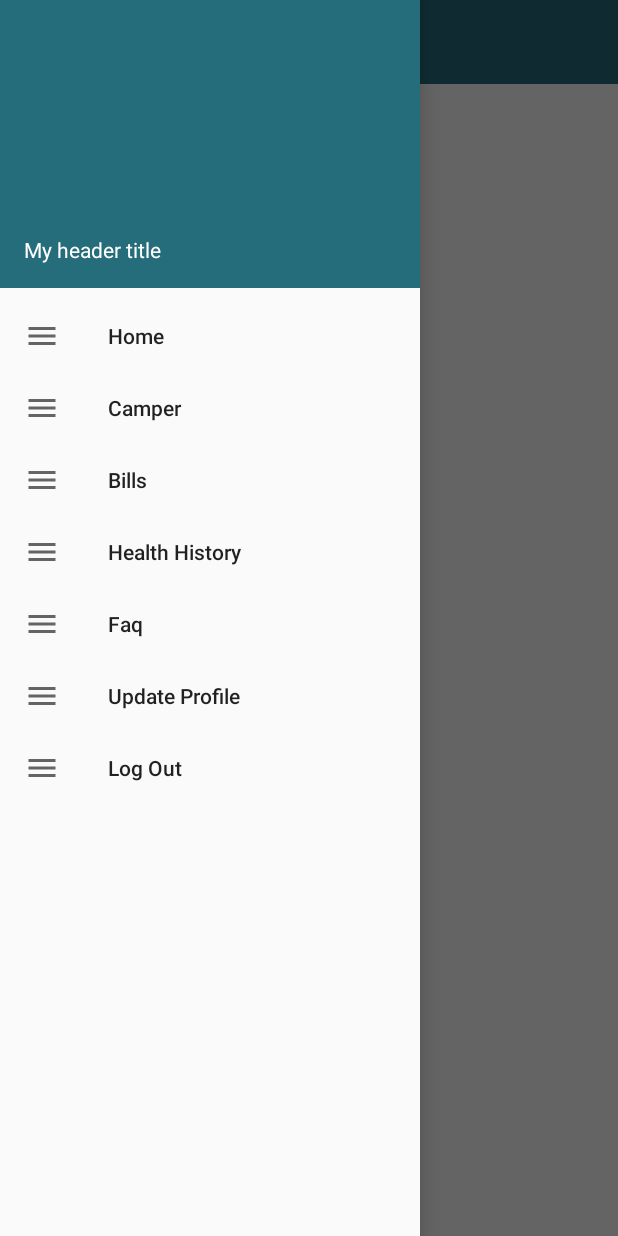
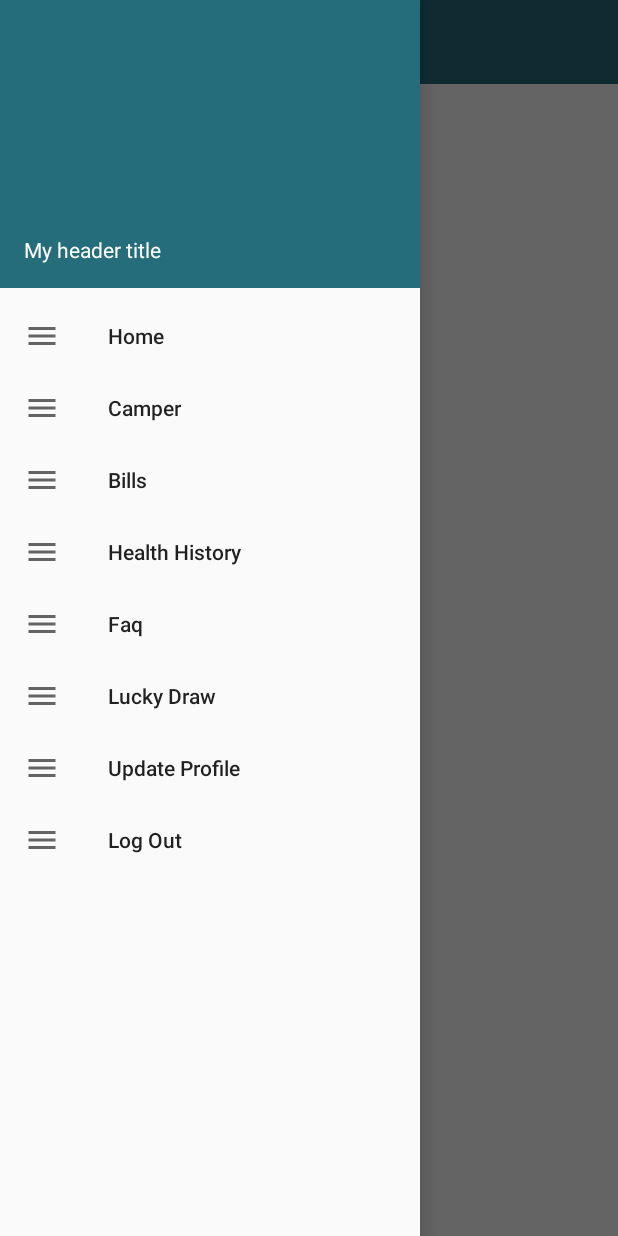
Before and after one commit to ayush3298/ThinkMaximimApp_customer, an Android app: the customersactivity screen opened directly, with no data from a screen before it, with the side drawer open, on a phone screen of 412 x 824 dp. Run offline under Robolectric (Android 15) with nearby library versions, the phone set to English and light mode, and no system bars; our stand-ins replace ButterKnife.

Commit message:
added lucky draw and progress dialogue

```diff
--- a/app/src/main/java/com/panguin/android/thinkmaximum/customersactivity.java
+++ b/app/src/main/java/com/panguin/android/thinkmaximum/customersactivity.java
@@ -1,6 +1,7 @@
 package com.panguin.android.thinkmaximum;
 
 import android.app.AlertDialog;
+import android.app.ProgressDialog;
 import android.content.Context;
 import android.content.DialogInterface;
 import android.content.Intent;
@@ -37,10 +38,14 @@ import retrofit2.converter.gson.GsonConverterFactory;
 
 public class customersactivity extends AppCompatActivity {
 
-    @BindView(R.id.drawer_layout) DrawerLayout _drawer_layout;
-    @BindView(R.id.nav_view) NavigationView _nav_view;
-    @BindView(R.id.toolbar) Toolbar _toolbar;
-    @BindView(R.id.webview) WebView _browser;
+    @BindView(R.id.drawer_layout)
+    DrawerLayout _drawer_layout;
+    @BindView(R.id.nav_view)
+    NavigationView _nav_view;
+    @BindView(R.id.toolbar)
+    Toolbar _toolbar;
+    @BindView(R.id.webview)
+    WebView _browser;
     //    @BindView(R.id.welcome_text) TextView _welcome_text;
     TextView _welcometext;
 
@@ -50,7 +55,7 @@ public class customersactivity extends AppCompatActivity {
 
 
     @Override
-    public void onResume(){
+    public void onResume() {
         super.onResume();
         get_customer();
 
@@ -61,6 +66,8 @@ public class customersactivity extends AppCompatActivity {
         super.onCreate(savedInstanceState);
         setContentView(R.layout.activity_customersactivity);
         ButterKnife.bind(this);
+        final ProgressDialog progressDialog = new ProgressDialog(customersactivity.this);
+
 //        Rate Us on playstore TODO
 //        startActivity(new Intent(Intent.ACTION_VIEW, Uri.parse("market://details?id=" +  "asudhga")));
 
@@ -74,16 +81,15 @@ public class customersactivity extends AppCompatActivity {
         changeurl("");
 
 
-
         _nav_view.setNavigationItemSelectedListener(new NavigationView.OnNavigationItemSelectedListener() {
             @Override
             public boolean onNavigationItemSelected(@NonNull MenuItem item) {
                 item.setChecked(true);
                 int id = item.getItemId();
-                Log.e("Menu selected",Integer.toString(id));
+                Log.e("Menu selected", Integer.toString(id));
 
                 _drawer_layout.closeDrawers();
-                switch (id){
+                switch (id) {
                     case R.id.home:
                         _toolbar.setTitle("Think Maximum");
                         changeurl("");
@@ -92,7 +98,7 @@ public class customersactivity extends AppCompatActivity {
                     case R.id.nav_camper:
                         _toolbar.setTitle("Camper Delivered");
                         changeurl("camper/months/");
-                        Log.e("Menu camper",Integer.toString(id));
+                        Log.e("Menu camper", Integer.toString(id));
                         break;
                     case R.id.nav_bills:
                         _toolbar.setTitle("Your Payments");
@@ -101,7 +107,7 @@ public class customersactivity extends AppCompatActivity {
                     case R.id.nav_faq:
                         _toolbar.setTitle("Faqs");
                         changeurl("faqs/");
-                        Log.e("Menu faq",Integer.toString(id));
+                        Log.e("Menu faq", Integer.toString(id));
                         break;
                     case R.id.nav_health:
                         _toolbar.setTitle("Health History");
@@ -110,8 +116,13 @@ public class customersactivity extends AppCompatActivity {
 
                     case R.id.nav_update_profile:
                         _toolbar.setTitle("Update Profile");
-                        changeurl("apply-for-draw/");
+                        changeurl("update-profile/");
                         break;
+
+
+                    case R.id.nav_lucky_draw:
+                        _toolbar.setTitle("Lucky Draw");
+                        changeurl("lucky-draw/");
 
 
                     case R.id.logout:
@@ -136,8 +147,8 @@ public class customersactivity extends AppCompatActivity {
         actionbar.setHomeAsUpIndicator(R.drawable.ic_menu);
 
 
+    }
 
-    }
     @Override
     public boolean onOptionsItemSelected(MenuItem item) {
         switch (item.getItemId()) {
@@ -147,6 +158,7 @@ public class customersactivity extends AppCompatActivity {
         }
         return super.onOptionsItemSelected(item);
     }
+
     @Override
     public boolean onKeyDown(int keyCode, KeyEvent event) {
         if (event.getAction() == KeyEvent.ACTION_DOWN) {
@@ -165,28 +177,38 @@ public class customersactivity extends AppCompatActivity {
     }
 
 
-    public void changeurl(String url){
-        if(checkInternetConnection(this)){
+    public void changeurl(String url) {
+        final ProgressDialog progressDialog = new ProgressDialog(customersactivity.this);
+
+        progressDialog.show();
+        progressDialog.setCanceledOnTouchOutside(true);
+        progressDialog.setMessage("Loading...");
+
+        if (checkInternetConnection(this)) {
 //        String pre = "https://thinkmaximum.herokuapp.com/customer/";
             String pre = "http://206.189.141.238/customer/";
             _browser.getSettings().setLoadsImagesAutomatically(true);
             _browser.getSettings().setJavaScriptEnabled(true);
             _browser.setScrollBarStyle(View.SCROLLBARS_INSIDE_OVERLAY);
 //        _browser.loadUrl(url+this.key);
-        _browser.loadUrl(pre + url +this.key);
+            _browser.loadUrl(pre + url + this.key);
             _browser.setWebViewClient(new WebViewClient() {
                 @Override
                 public boolean shouldOverrideUrlLoading(WebView view, String urlx) {
                     view.loadUrl(urlx);
-
                     return false;
                 }
 
+                @Override
+                public void onPageFinished(WebView view, String url) {
+                    progressDialog.dismiss();
+                }
 
 
                 @Override
                 public void onReceivedError(WebView webView, int errorCode, String description, String failingUrl) {
                     //Clearing the WebView
+                    progressDialog.dismiss();
                     try {
                         webView.stopLoading();
                     } catch (Exception e) {
@@ -204,10 +226,17 @@ public class customersactivity extends AppCompatActivity {
                     AlertDialog alertDialog = new AlertDialog.Builder(customersactivity.this).create();
                     alertDialog.setTitle("Error");
                     alertDialog.setMessage(description);
-                alertDialog.setButton("Again", new DialogInterface.OnClickListener() {
+                    alertDialog.setButton(" Try Again", new DialogInterface.OnClickListener() {
                         public void onClick(DialogInterface dialog, int which) {
                             finish();
                             startActivity(getIntent());
+                        }
+                    });
+
+                    alertDialog.setButton(" Cancel ", new DialogInterface.OnClickListener() {
+                        public void onClick(DialogInterface dialog, int which) {
+                            finish();
+//                            startActivity(getIntent());
                         }
                     });
 
@@ -218,23 +247,15 @@ public class customersactivity extends AppCompatActivity {
                 }
 
 
-
-
             });
 
 
-
-
-
-        }
-
-
-        else{
+        } else {
             Toast.makeText(getApplicationContext(), "No Internet!", Toast.LENGTH_SHORT).show();
         }
     }
 
-    public void get_customer(){
+    public void get_customer() {
         Retrofit retrofit = new Retrofit.Builder()
                 .baseUrl(ApiUtils.BASE_URL)
                 .addConverterFactory(GsonConverterFactory.create())
@@ -242,8 +263,8 @@ public class customersactivity extends AppCompatActivity {
 
         //Defining retrofit api service
         UserService service = retrofit.create(UserService.class);
-        String token = "Token "+this.key;
-        Log.e("token",token);
+        String token = "Token " + this.key;
+        Log.e("token", token);
 
         Call call = service.getMyJSON(token);
         call.enqueue(new Callback<customer>() {
@@ -253,18 +274,16 @@ public class customersactivity extends AppCompatActivity {
                 Log.e("responce code ", Integer.toString(response.code()));
 
 
-                if(response.code() == 200){
-                    Log.e("get cust",response.body().toString());
-                    Log.e("get cust",response.body().getName());
+                if (response.code() == 200) {
+                    Log.e("get cust", response.body().toString());
+                    Log.e("get cust", response.body().getName());
                     _welcometext.setText("Welcome  " + response.body().getName());
 
 
-
-                }else if(response.code()==400){
+                } else if (response.code() == 400) {
 
 
-
-                }else if (response.code() == 301){
+                } else if (response.code() == 301) {
                     SharedPrefManager.getInstance(customersactivity.this).logout();
                     Intent intent = new Intent(customersactivity.this, MainActivity.class);
                     intent.putExtra("finish", true);
@@ -272,7 +291,7 @@ public class customersactivity extends AppCompatActivity {
                     startActivity(intent);
                     finish();
 
-                }else if (response.code() == 4001){
+                } else if (response.code() == 4001) {
                     SharedPrefManager.getInstance(customersactivity.this).logout();
                     Intent intent = new Intent(customersactivity.this, MainActivity.class);
                     intent.putExtra("finish", true);
@@ -288,16 +307,15 @@ public class customersactivity extends AppCompatActivity {
             @Override
             public void onFailure(Call<customer> call, Throwable t) {
 
-                Log.e("TAG", "onFailure: "+t.toString() );
+                Log.e("TAG", "onFailure: " + t.toString());
             }
         });
-
 
 
     }
 
 
-        public  boolean checkInternetConnection(Context context) {
+    public boolean checkInternetConnection(Context context) {
 
         ConnectivityManager con_manager = (ConnectivityManager)
                 context.getSystemService(Context.CONNECTIVITY_SERVICE);
--- a/app/src/main/java/com/panguin/android/thinkmaximum/login.java
+++ b/app/src/main/java/com/panguin/android/thinkmaximum/login.java
@@ -42,7 +42,7 @@ public class login extends AppCompatActivity {
     @BindView(R.id.forgot_username) TextView _forgot_username;
     @BindView(R.id.forgot_password) TextView _forgot_password;
 
-    //final ProgressDialog progressDialog = new ProgressDialog(login.this);
+    final ProgressDialog progressDialog = new ProgressDialog(login.this);
 
     @Override
     public void onResume(){
--- a/app/src/main/res/menu/drawer_view.xml
+++ b/app/src/main/res/menu/drawer_view.xml
@@ -21,6 +21,12 @@
             android:icon="@drawable/ic_menu_black_24dp"
             android:title="@string/faq" />
 
+        <item
+            android:id="@+id/nav_lucky_draw"
+            android:icon="@drawable/ic_menu_black_24dp"
+            android:title="@string/lucky_draw" />
+
+
 
         <item
             android:id="@+id/nav_update_profile"
--- a/app/src/main/res/values/strings.xml
+++ b/app/src/main/res/values/strings.xml
@@ -11,6 +11,7 @@
     <string name="bills">Bills</string>
     <string name="health">Health History</string>
     <string name="faq">Faq</string>
+    <string name="lucky_draw">Lucky Draw</string>
 
 
 
```
Lines whose indentation alone changed are shown as unchanged.
